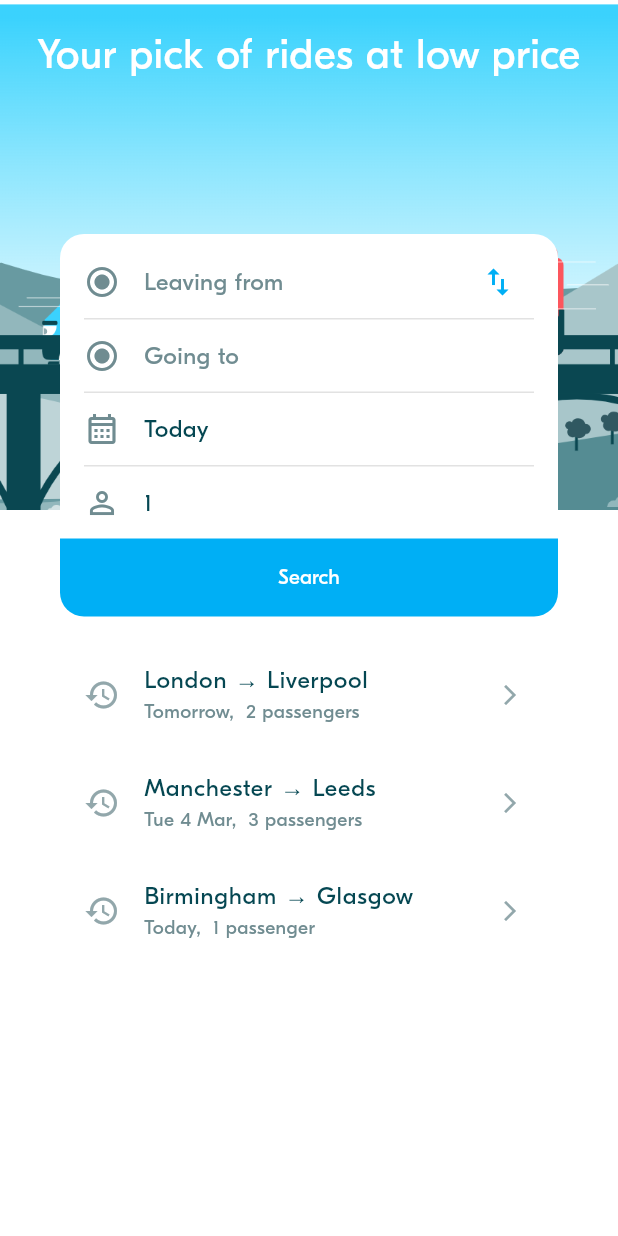
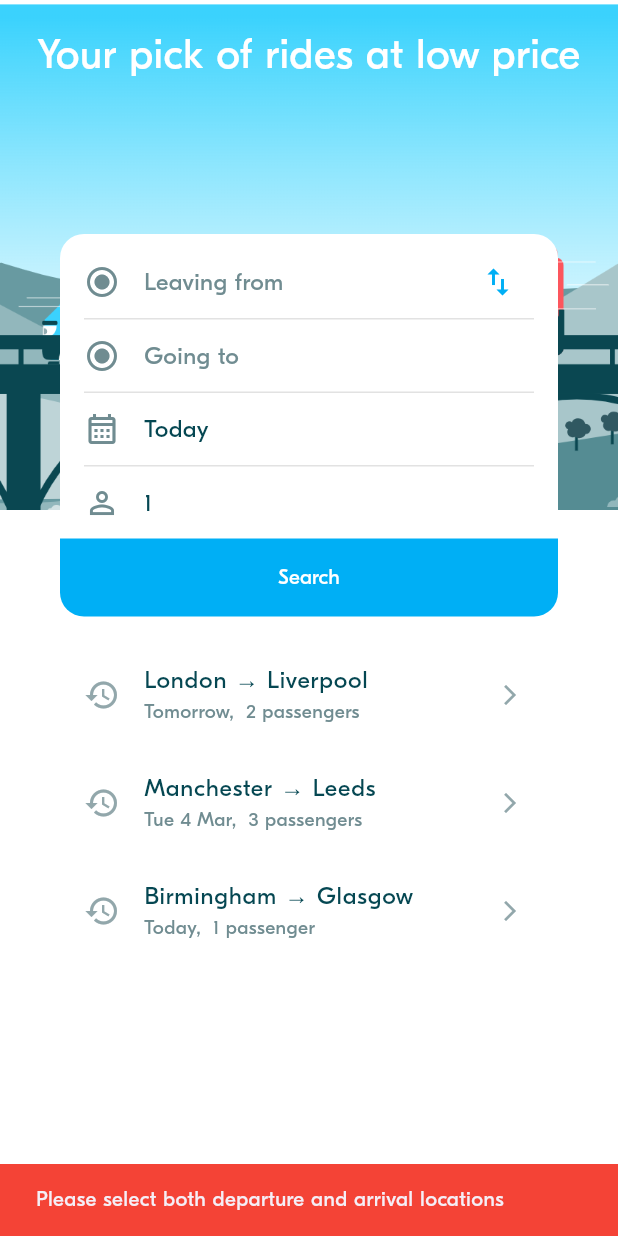
Before and after one commit to Sunly24/Flutter-Term2, a Flutter app: the screen it shows after launch, after a tap on "Search", on a phone screen of 412 x 824 dp. Run offline on Flutter 3.47's test engine with Material 3 defaults, Android fonts, the phone set to English and light mode, and no system bars; project files that could hold a hidden picture were left out.

Commit message:
BLA-007 – Implement a (first draft of) Rides Screen

```diff
--- a/blablacar/lib/screens/ride_pref/widgets/ride_pref_form.dart
+++ b/blablacar/lib/screens/ride_pref/widgets/ride_pref_form.dart
@@ -7,6 +7,7 @@ import '../../../widgets/actions/bla_button.dart';
 import 'location_picker.dart';
 import '../../../theme/theme.dart';
 import '../../../utils/animations_util.dart';
+import '../../../screens/ride_screen.dart';
 
 ///
 /// A Ride Preference From is a view to select:
@@ -47,11 +48,8 @@ class _RidePrefFormState extends State<RidePrefForm> {
   /// Number of passengers
   late int requestedSeats;
 
-  /// Form is valid when both locations are selected and date is in the future
-  bool get _isFormValid =>
-      departure != null &&
-      arrival != null &&
-      departureDate.isAfter(DateTime.now());
+  /// Form is valid when both locations are selected
+  bool get _isFormValid => departure != null && arrival != null;
 
   // ----------------------------------
   // Initialize the Form attributes
@@ -88,20 +86,38 @@ class _RidePrefFormState extends State<RidePrefForm> {
     });
   }
 
-  void _handleDateSelected(DateTime date) {}
+  void _handleDateSelected(DateTime date) {
+    setState(() {
+      departureDate = date;
+    });
+  }
 
-  void _handleSeatsChanged(int seats) {}
+  void _handleSeatsChanged(int seats) {
+    setState(() {
+      requestedSeats = seats;
+    });
+  }
 
   /// Creates and submits a RidePref object when form is valid
   void _handleSubmit() {
     if (_isFormValid) {
-      final pref = RidePref(
-        departure: departure!,
-        arrival: arrival!,
-        departureDate: departureDate,
-        requestedSeats: requestedSeats,
+      Navigator.of(context).push(
+        AnimationUtils.createBottomToTopRoute(
+          RideScreen(
+            departure: departure!.name,
+            arrival: arrival!.name,
+            date: departureDate,
+            seats: requestedSeats,
+          ),
+        ),
       );
-      widget.onSubmit(pref);
+    } else {
+      ScaffoldMessenger.of(context).showSnackBar(
+        const SnackBar(
+          content: Text('Please select both departure and arrival locations'),
+          backgroundColor: Colors.red,
+        ),
+      );
     }
   }
 
```
Also changed, not shown: blablacar/lib/screens/ride_screen.dart (added, +37 -0 lines).
